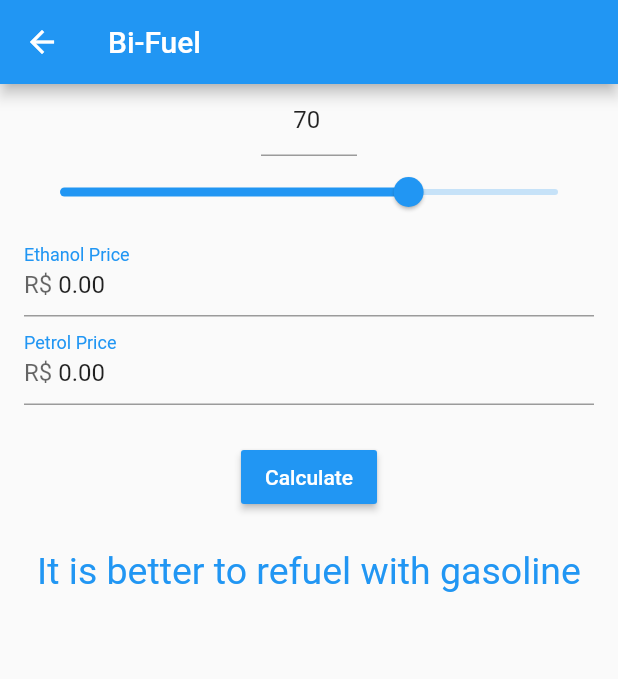
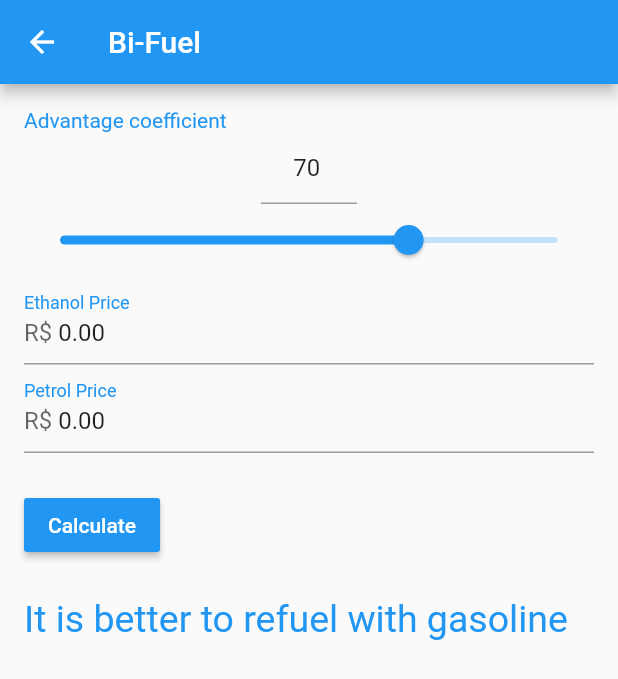
Before and after one commit to EduardoLima03/rigntfuel, a Flutter app: the BiFuelPage screen opened directly, after a tap on "Calculate", on a phone screen of 412 x 824 dp. Shown: the top 679 px of the screen. Run offline on Flutter 3.47's test engine with Material 2 defaults, Android fonts, the phone set to English and light mode, and no system bars; our stand-ins replace flutter_masked_text.

Commit message:
commit final
ficou uns erros para ser resolvido em outra branch

```diff
--- a/lang/en.json
+++ b/lang/en.json
@@ -15,5 +15,6 @@
     "tax_ethanol": "Ethanol Price",
     "validation": "Prohibited empty field",
     "validation_2": "the value must be greater than the first field",
-    "msg": "Is doing"
+    "msg": "Is doing",
+    "coefficient": "Advantage coefficient"
 }
--- a/lang/es.json
+++ b/lang/es.json
@@ -15,5 +15,6 @@
     "tax_ethanol": "Precio de etanol",
     "validation": "campo vacío prohibido",
     "validation_2": "el valor debe ser mayor que el primer campo",
-    "msg":"está haciendo"
+    "msg":"está haciendo",
+    "coefficient": "Coeficiente de ventaja"
 }
--- a/lang/pt.json
+++ b/lang/pt.json
@@ -15,5 +15,6 @@
     "tax_ethanol": "Preço do Etanol",
     "validation": "proibido campo vazio",
     "validation_2": "o valor têm que ser maior que o primeiro campo",
-    "msg": "está fazendo"
+    "msg": "está fazendo",
+    "coefficient":"Coeficiente de vantagem"
 }
--- a/lib/views/average_consumption_page.dart
+++ b/lib/views/average_consumption_page.dart
@@ -108,8 +108,7 @@ class _AverageConsumptionPageState extends State<AverageConsumptionPage> {
                       } else {
                         return null;
                       }
-                      return AppLocalizations.of(context)
-                          .translate('validation');
+                      //return AppLocalizations.of(context).translate('validation');
                     } else {
                       return null;
                     }
--- a/lib/views/bi_fuel_page.dart
+++ b/lib/views/bi_fuel_page.dart
@@ -6,12 +6,11 @@ import '../app_localizations.dart';
 class BiFuelPage extends StatefulWidget {
   @override
   _BiFuelPageState createState() => _BiFuelPageState();
-
-  double _continuousValue = 70;
 }
 
 class _BiFuelPageState extends State<BiFuelPage> {
   String _mensg = "";
+  double _continuousValue = 70;
 
   final _controllerEtanol =
       MoneyMaskedTextController(decimalSeparator: '.', thousandSeparator: ',');
@@ -19,9 +18,16 @@ class _BiFuelPageState extends State<BiFuelPage> {
       MoneyMaskedTextController(decimalSeparator: '.', thousandSeparator: ',');
 
   void calculo() {
-    double porcentegem = widget._continuousValue / 100;
+    double porcentegem = _continuousValue / 100;
     double gasolina = double.parse(_controllerGasolina.text);
     double etanol = double.parse(_controllerEtanol.text);
+    /**
+     * TODO erro 0
+     *
+     * esta entendo a realizão do calculo quando nada é digital, na verdade os
+     * campos tem velor pela mascara que inicia com o valor 0.00. o programa
+     * não pode acontecer isso. Resolver no proximo comint ou branch
+     */
 
     if ((etanol / gasolina) <= porcentegem) {
       setState(() {
@@ -45,7 +51,15 @@ class _BiFuelPageState extends State<BiFuelPage> {
           padding: EdgeInsets.symmetric(horizontal: 16),
           child: Column(
             mainAxisSize: MainAxisSize.min,
+            crossAxisAlignment: CrossAxisAlignment.start,
             children: <Widget>[
+              SizedBox(
+                height: 16.0,
+              ),
+              Text(
+                AppLocalizations.of(context).translate('coefficient'),
+                style: TextStyle(color: Theme.of(context).accentColor),
+              ),
               Column(
                 children: [
                   SizedBox(
@@ -56,25 +70,23 @@ class _BiFuelPageState extends State<BiFuelPage> {
                       onSubmitted: (value) {
                         //salvando o valor digitado na variavel
                         final double newValue = double.tryParse(value);
-                        if (newValue != null &&
-                            newValue != widget._continuousValue) {
+                        if (newValue != null && newValue != _continuousValue) {
                           setState(() {
-                            widget._continuousValue =
-                                newValue.clamp(0, 100) as double;
+                            _continuousValue = newValue.clamp(0, 100) as double;
                           });
                         }
                       },
                       keyboardType: TextInputType.number,
                       controller: TextEditingController(
-                        text: widget._continuousValue.toStringAsFixed(0),
+                        text: _continuousValue.toStringAsFixed(0),
                       ),
                     ),
                   ),
                   Slider(
-                    value: widget._continuousValue,
+                    value: _continuousValue,
                     onChanged: (value) {
                       setState(() {
-                        widget._continuousValue = value;
+                        _continuousValue = value;
                       });
                     },
                     min: 0,
```
